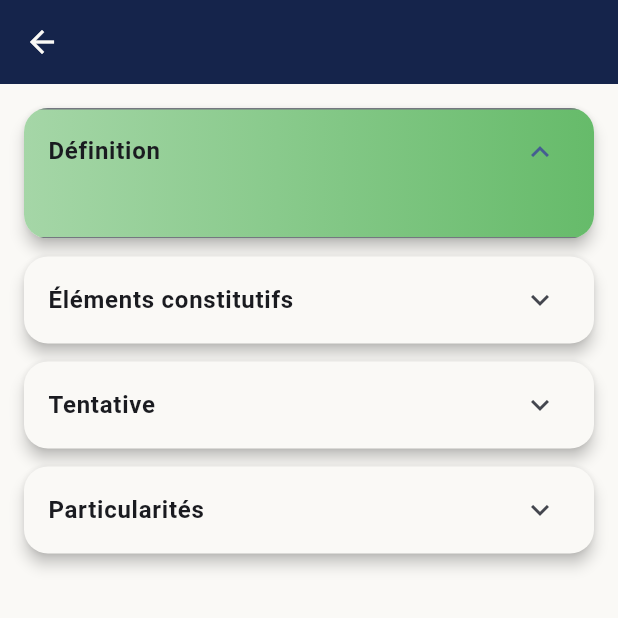
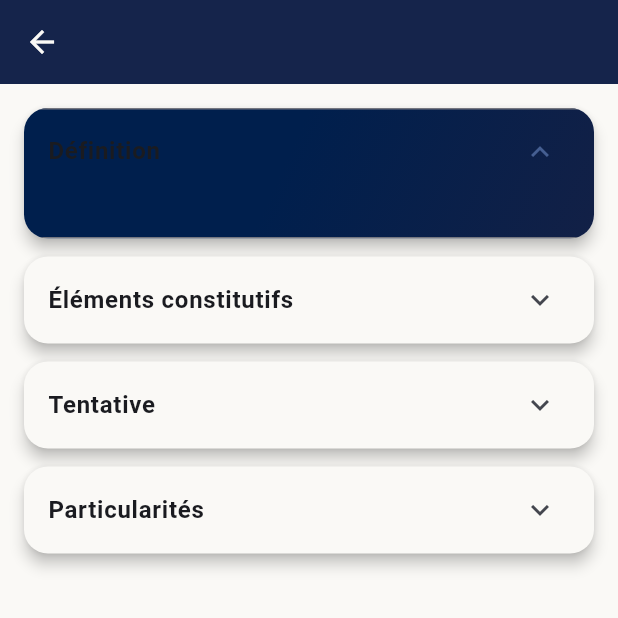
Before and after one commit to MSJ2025/droitpenalspecial, a Flutter app: the InfractionDetailScreen screen opened directly with empty values, on a phone screen of 412 x 824 dp, the top half of it. Run offline on Flutter 3.47's test engine with Material 3 defaults, Android fonts, the phone set to English and light mode, and no system bars; our stand-ins replace shared_preferences; accounts and stored records are empty.

Commit message:
Remplace le dégradé vert du tile

```diff
--- a/lib/widgets/gradient_expansion_tile.dart
+++ b/lib/widgets/gradient_expansion_tile.dart
@@ -28,9 +28,11 @@ class _GradientExpansionTileState extends State<GradientExpansionTile> {
   @override
   Widget build(BuildContext context) {
     final decoration = _expanded
-        ? BoxDecoration(
+        ? const BoxDecoration(
             gradient: LinearGradient(
-              colors: [Colors.green.shade200, Colors.green.shade400],
+              colors: [Color(0xFF001F4D), Color(0xFF122046)],
+              begin: Alignment.topCenter,
+              end: Alignment.bottomRight,
             ),
           )
         : null;
```
